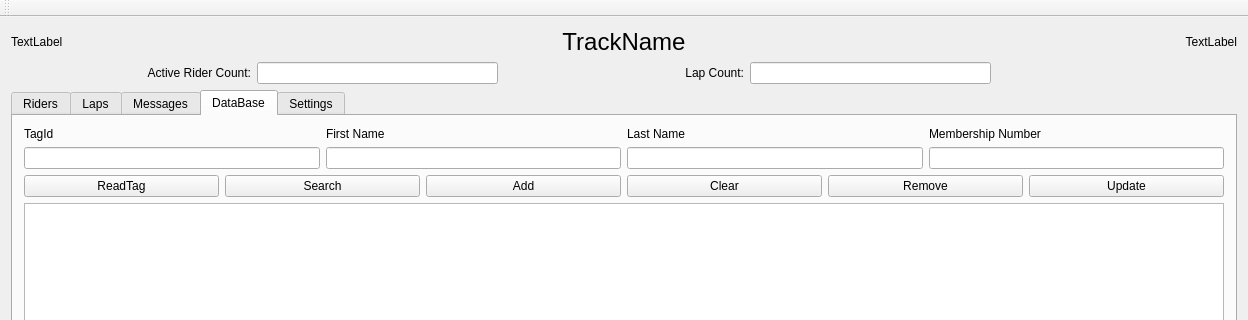
Above: src/mainwindow.ui from mbuckaway/laps before the change; both pictures show x 0 to 1248 and y 0 to 320 of the 1248 by 760 pixel window. Below: the same form after it.
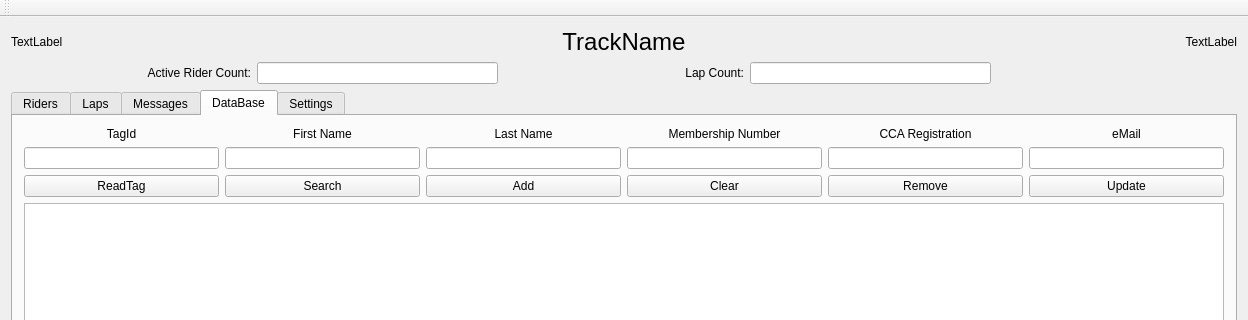
That is the form after the change.

What changed in the file:
```diff
--- a/src/mainwindow.ui
+++ b/src/mainwindow.ui
@@ -197,6 +197,9 @@
             <property name="text">
              <string>TagId</string>
             </property>
+            <property name="alignment">
+             <set>Qt::AlignCenter</set>
+            </property>
            </widget>
           </item>
           <item>
@@ -218,6 +221,9 @@
             <property name="text">
              <string>First Name</string>
             </property>
+            <property name="alignment">
+             <set>Qt::AlignCenter</set>
+            </property>
            </widget>
           </item>
           <item>
@@ -239,6 +245,9 @@
             <property name="text">
              <string>Last Name</string>
             </property>
+            <property name="alignment">
+             <set>Qt::AlignCenter</set>
+            </property>
            </widget>
           </item>
           <item>
@@ -254,12 +263,15 @@
          </layout>
         </item>
         <item row="0" column="3">
-         <layout class="QVBoxLayout" name="verticalLayout_4">
+         <layout class="QVBoxLayout" name="verticalLayout_5">
           <item>
            <widget class="QLabel" name="deskMembershipNumberLabel">
             <property name="text">
              <string>Membership Number</string>
             </property>
+            <property name="alignment">
+             <set>Qt::AlignCenter</set>
+            </property>
            </widget>
           </item>
           <item>
@@ -274,7 +286,55 @@
           </item>
          </layout>
         </item>
-        <item row="1" column="0" colspan="4">
+        <item row="0" column="4">
+         <layout class="QVBoxLayout" name="verticalLayout_4">
+          <item>
+           <widget class="QLabel" name="deskCCARegistrationLabel">
+            <property name="text">
+             <string>CCA Registration</string>
+            </property>
+            <property name="alignment">
+             <set>Qt::AlignCenter</set>
+            </property>
+           </widget>
+          </item>
+          <item>
+           <widget class="QLineEdit" name="deskCCARegistrationLineEdit">
+            <property name="sizePolicy">
+             <sizepolicy hsizetype="Expanding" vsizetype="Fixed">
+              <horstretch>1</horstretch>
+              <verstretch>0</verstretch>
+             </sizepolicy>
+            </property>
+           </widget>
+          </item>
+         </layout>
+        </item>
+        <item row="0" column="5">
+         <layout class="QVBoxLayout" name="verticalLayout_6">
+          <item>
+           <widget class="QLabel" name="deskEMailLabel">
+            <property name="text">
+             <string>eMail</string>
+            </property>
+            <property name="alignment">
+             <set>Qt::AlignCenter</set>
+            </property>
+           </widget>
+          </item>
+          <item>
+           <widget class="QLineEdit" name="deskEMailLineEdit">
+            <property name="sizePolicy">
+             <sizepolicy hsizetype="Expanding" vsizetype="Fixed">
+              <horstretch>1</horstretch>
+              <verstretch>0</verstretch>
+             </sizepolicy>
+            </property>
+           </widget>
+          </item>
+         </layout>
+        </item>
+        <item row="1" column="0" colspan="6">
          <layout class="QHBoxLayout" name="horizontalLayout">
           <item>
            <widget class="QPushButton" name="deskReadPushButton">
@@ -323,7 +383,7 @@
           </item>
          </layout>
         </item>
-        <item row="2" column="0" colspan="4">
+        <item row="2" column="0" colspan="6">
          <widget class="QTableView" name="namesTableView">
           <property name="sizePolicy">
            <sizepolicy hsizetype="Expanding" vsizetype="Expanding">
```
